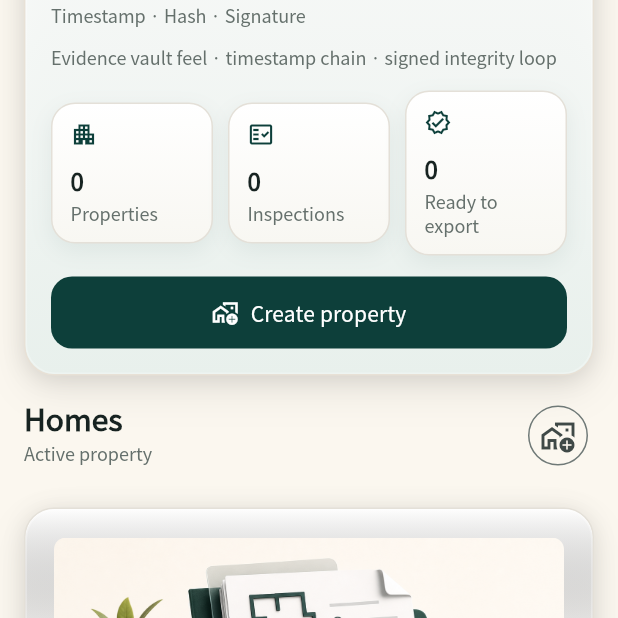
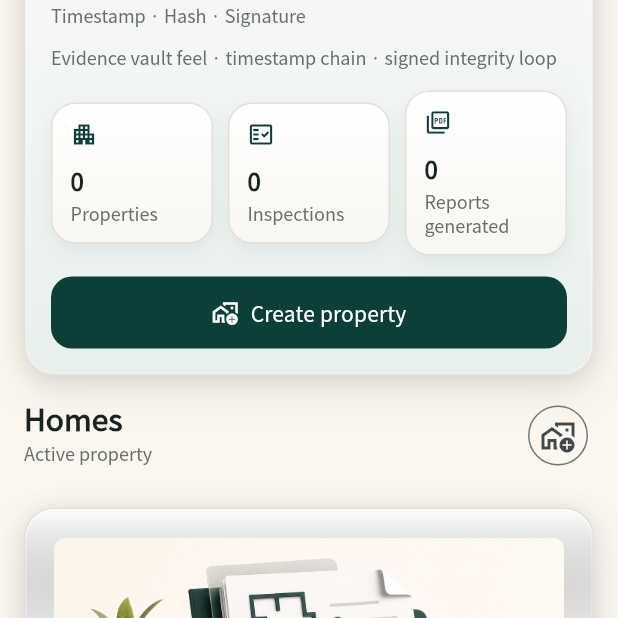
Before and after one commit to philyu8259-create/UnitTrace, a Flutter app: the screen it shows after launch, on a phone screen of 412 x 824 dp, the part 298-916 px from its top. Run offline on Flutter 3.47's test engine with Material 3 defaults, Android fonts, the phone set to English and light mode, and no system bars; our stand-ins replace geolocator, image_picker, pdf, printing, signature, sqflite; accounts and stored records are empty.

Commit message:
polish: show generated reports on dashboard

```diff
--- a/lib/main.dart
+++ b/lib/main.dart
@@ -975,18 +975,6 @@ class _DashboardSidebar extends StatelessWidget {
             signatures:
                 signaturesByInspection[selectedInspection!.id] ?? const [],
           );
-    final readyInspectionCount = inspections
-        .where(
-          (inspection) =>
-              InspectionProgressSummary.build(
-                inspection: inspection,
-                rooms: roomsByInspection[inspection.id] ?? const [],
-                evidenceItems: evidenceByInspection[inspection.id] ?? const [],
-                signatures: signaturesByInspection[inspection.id] ?? const [],
-              ).canExport &&
-              !exportedInspectionIds.contains(inspection.id),
-        )
-        .length;
     final deskReady = selectedSummary?.canExport ?? false;
     final deskBadge = deskReady ? strings.verified : strings.localOnly;
     final Widget? primaryAction = selectedInspection == null
@@ -1074,9 +1062,9 @@ class _DashboardSidebar extends StatelessWidget {
                   const SizedBox(width: 10),
                   Expanded(
                     child: _MetricBadge(
-                      value: '$readyInspectionCount',
-                      label: strings.readyToExport,
-                      icon: Icons.verified_outlined,
+                      value: '${exportedInspectionIds.length}',
+                      label: strings.generatedReports,
+                      icon: Icons.picture_as_pdf_outlined,
                     ),
                   ),
                 ],
--- a/lib/src/l10n/app_strings.dart
+++ b/lib/src/l10n/app_strings.dart
@@ -52,6 +52,7 @@ class AppStrings {
       isChinese ? '证据完整度' : 'Evidence completeness';
   String get roomsComplete => isChinese ? '房间完成' : 'Rooms complete';
   String get readyToExport => isChinese ? '可以生成报告' : 'Ready to export';
+  String get generatedReports => isChinese ? '已生成报告' : 'Reports generated';
   String get needSignatureLabel => isChinese ? '缺少签名' : 'Signature needed';
   String get caseIdLabel => isChinese ? '档案号' : 'Case ID';
   String get progressLabel => isChinese ? '进度' : 'Progress';
```
Also changed, not shown: 1 other file.
